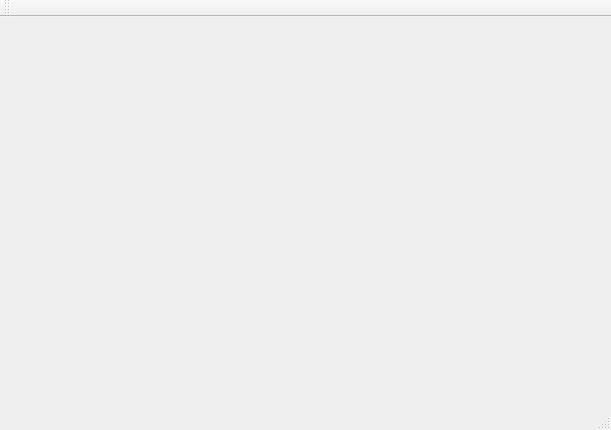
Old version of the form secondarywindow.ui in the repository Kpro11/Aqeous.
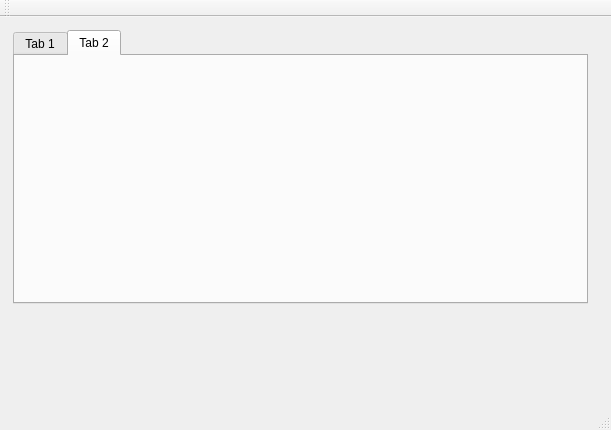
New version of the form.

Commit message: adjustment to layout

```diff
--- a/secondarywindow.ui
+++ b/secondarywindow.ui
@@ -14,16 +14,74 @@
    <string>SecondaryWindow</string>
   </property>
   <widget class="QWidget" name="centralWidget">
-   <widget class="QWidget" name="verticalLayoutWidget">
-    <property name="geometry">
-     <rect>
-      <x>469</x>
-      <y>10</y>
-      <width>131</width>
-      <height>241</height>
-     </rect>
+   <layout class="QGridLayout" name="gridLayout_2">
+    <property name="leftMargin">
+     <number>8</number>
     </property>
+    <property name="topMargin">
+     <number>8</number>
+    </property>
+    <property name="rightMargin">
+     <number>8</number>
+    </property>
+    <property name="bottomMargin">
+     <number>8</number>
+    </property>
+    <item row="0" column="0">
+     <layout class="QGridLayout" name="gridLayout" rowstretch="3,1" columnstretch="6,2">
+      <property name="leftMargin">
+       <number>5</number>
+      </property>
+      <property name="topMargin">
+       <number>5</number>
+      </property>
+      <property name="rightMargin">
+       <number>5</number>
+      </property>
+      <property name="bottomMargin">
+       <number>5</number>
+      </property>
+      <item row="0" column="0">
+       <widget class="QTabWidget" name="tabWidget">
+        <property name="currentIndex">
+         <number>1</number>
+        </property>
+        <widget class="QWidget" name="tab">
+         <attribute name="title">
+          <string>Tab 1</string>
+         </attribute>
+         <layout class="QVBoxLayout" name="verticalLayout_2">
+          <item>
+           <layout class="QHBoxLayout" name="horizontalLayout_9"/>
+          </item>
+         </layout>
+        </widget>
+        <widget class="QWidget" name="tab_2">
+         <attribute name="title">
+          <string>Tab 2</string>
+         </attribute>
+         <layout class="QVBoxLayout" name="verticalLayout_3">
+          <item>
+           <layout class="QHBoxLayout" name="horizontalLayout_10"/>
+          </item>
+         </layout>
+        </widget>
+       </widget>
+      </item>
+      <item row="0" column="1">
     <layout class="QVBoxLayout" name="verticalLayout">
+        <property name="leftMargin">
+         <number>5</number>
+        </property>
+        <property name="topMargin">
+         <number>5</number>
+        </property>
+        <property name="rightMargin">
+         <number>5</number>
+        </property>
+        <property name="bottomMargin">
+         <number>5</number>
+        </property>
      <item>
       <layout class="QHBoxLayout" name="horizontalLayout_3"/>
      </item>
@@ -34,17 +92,21 @@
       <layout class="QHBoxLayout" name="horizontalLayout_5"/>
      </item>
     </layout>
-   </widget>
-   <widget class="QWidget" name="horizontalLayoutWidget">
-    <property name="geometry">
-     <rect>
-      <x>10</x>
-      <y>259</y>
-      <width>451</width>
-      <height>101</height>
-     </rect>
-    </property>
+      </item>
+      <item row="1" column="0">
     <layout class="QHBoxLayout" name="horizontalLayout">
+        <property name="leftMargin">
+         <number>5</number>
+        </property>
+        <property name="topMargin">
+         <number>5</number>
+        </property>
+        <property name="rightMargin">
+         <number>5</number>
+        </property>
+        <property name="bottomMargin">
+         <number>5</number>
+        </property>
      <item>
       <layout class="QHBoxLayout" name="horizontalLayout_6"/>
      </item>
@@ -55,18 +117,13 @@
       <layout class="QHBoxLayout" name="horizontalLayout_8"/>
      </item>
     </layout>
-   </widget>
-   <widget class="QWidget" name="horizontalLayoutWidget_2">
-    <property name="geometry">
-     <rect>
-      <x>469</x>
-      <y>259</y>
-      <width>131</width>
-      <height>101</height>
-     </rect>
-    </property>
+      </item>
+      <item row="1" column="1">
     <layout class="QHBoxLayout" name="horizontalLayout_2"/>
-   </widget>
+      </item>
+     </layout>
+    </item>
+   </layout>
   </widget>
   <widget class="QMenuBar" name="menuBar">
    <property name="geometry">
```
Lines whose indentation alone changed are shown as unchanged.
